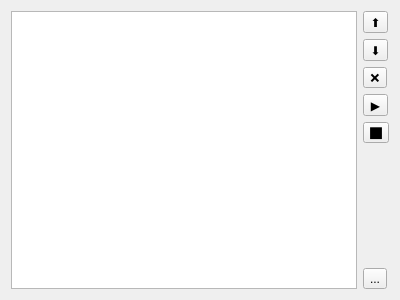
The window that widget.ui (cmdrkotori/mplaylist) describes before a commit, drawn with Qt 5.
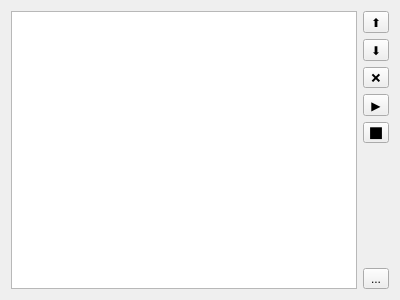
The same window after the commit.

Commit message: ui: make side buttons consistent size

```diff
--- a/widget.ui
+++ b/widget.ui
@@ -31,6 +31,12 @@
     <layout class="QVBoxLayout" name="verticalLayout">
      <item>
       <widget class="QToolButton" name="moveUpButton">
+       <property name="sizePolicy">
+        <sizepolicy hsizetype="Preferred" vsizetype="Preferred">
+         <horstretch>0</horstretch>
+         <verstretch>0</verstretch>
+        </sizepolicy>
+       </property>
        <property name="toolTip">
         <string>Move Up</string>
        </property>
@@ -41,6 +47,12 @@
      </item>
      <item>
       <widget class="QToolButton" name="moveDownButton">
+       <property name="sizePolicy">
+        <sizepolicy hsizetype="Preferred" vsizetype="Preferred">
+         <horstretch>0</horstretch>
+         <verstretch>0</verstretch>
+        </sizepolicy>
+       </property>
        <property name="toolTip">
         <string>Move Down</string>
        </property>
@@ -51,6 +63,12 @@
      </item>
      <item>
       <widget class="QToolButton" name="removeButton">
+       <property name="sizePolicy">
+        <sizepolicy hsizetype="Preferred" vsizetype="Preferred">
+         <horstretch>0</horstretch>
+         <verstretch>0</verstretch>
+        </sizepolicy>
+       </property>
        <property name="toolTip">
         <string>Remove</string>
        </property>
@@ -61,6 +79,12 @@
      </item>
      <item>
       <widget class="QToolButton" name="playButton">
+       <property name="sizePolicy">
+        <sizepolicy hsizetype="Preferred" vsizetype="Preferred">
+         <horstretch>0</horstretch>
+         <verstretch>0</verstretch>
+        </sizepolicy>
+       </property>
        <property name="toolTip">
         <string>Play</string>
        </property>
@@ -94,6 +118,12 @@
      </item>
      <item>
       <widget class="QToolButton" name="browseButton">
+       <property name="sizePolicy">
+        <sizepolicy hsizetype="Preferred" vsizetype="Preferred">
+         <horstretch>0</horstretch>
+         <verstretch>0</verstretch>
+        </sizepolicy>
+       </property>
        <property name="toolTip">
         <string>Browse</string>
        </property>
```
Left out of the diff: 6 changed lines with no effect on the pictures.
